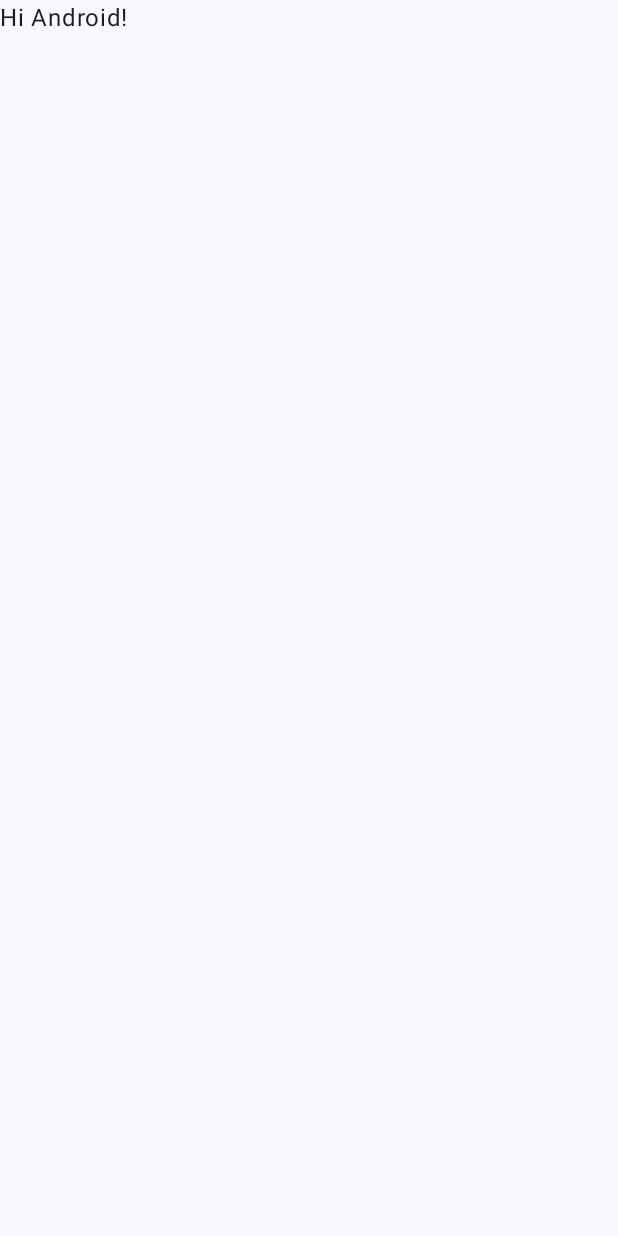
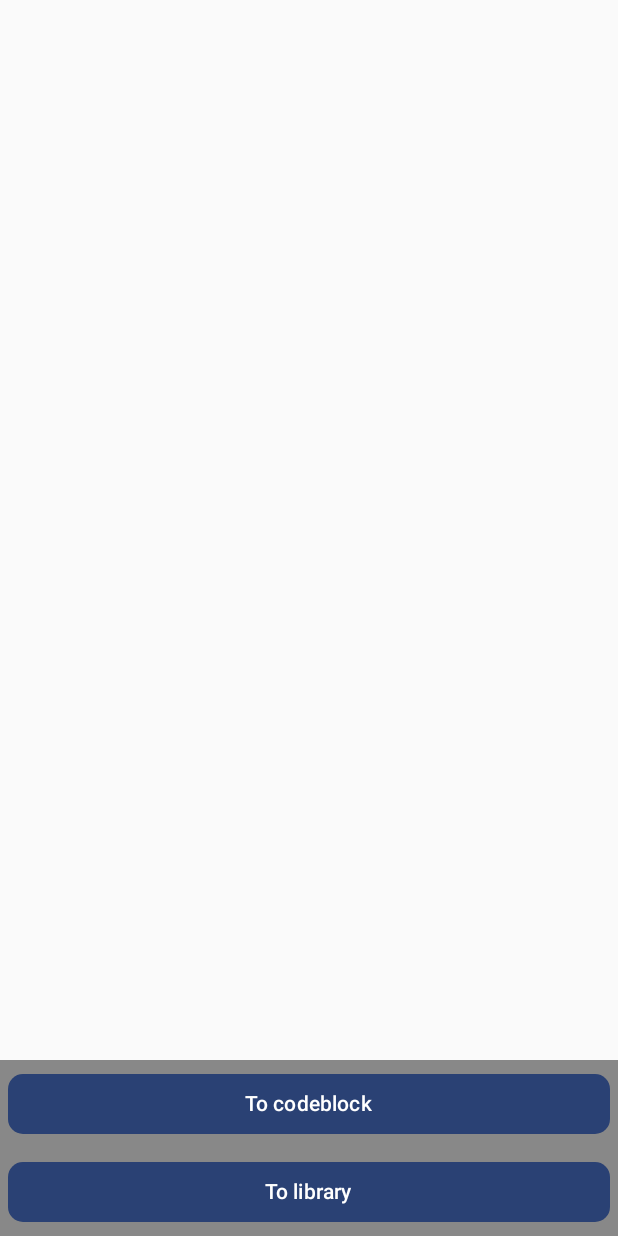
Before and after one commit to Maksimcode/Android-7-Module-HITs, an Android app built with Jetpack Compose: the screen it shows after launch (MainActivity before the commit, StartActivity after it), on a phone screen of 412 x 824 dp. Before the commit the screen is almost empty. Run offline under Robolectric (Android 15) with nearby library versions, the phone set to English and light mode, and no system bars.

Commit message:
create screens: for library and codeblock; also add Draggable blocks aaaa(!)

```diff
--- a/app/src/main/AndroidManifest.xml
+++ b/app/src/main/AndroidManifest.xml
@@ -13,7 +13,7 @@
         android:theme="@style/Theme.Android7ModuleHITs"
         tools:targetApi="31">
         <activity
-            android:name=".MainActivity"
+            android:name=".StartActivity"
             android:exported="true"
             android:label="@string/app_name"
             android:theme="@style/Theme.Android7ModuleHITs">
@@ -23,6 +23,8 @@
                 <category android:name="android.intent.category.LAUNCHER" />
             </intent-filter>
         </activity>
+        <activity android:name=".MainActivity"/>
+        <activity android:name=".LibraryActivity"/>
     </application>
 
 </manifest>
--- /dev/null
+++ b/app/src/main/java/com/example/android_7_module_hits/StartActivity.kt
@@ -0,0 +1,63 @@
+package com.example.android_7_module_hits
+
+import android.content.Intent
+import android.os.Bundle
+import androidx.activity.ComponentActivity
+import androidx.activity.compose.setContent
+import androidx.compose.foundation.background
+import androidx.compose.foundation.layout.*
+import androidx.compose.foundation.layout.fillMaxSize
+import androidx.compose.foundation.layout.fillMaxWidth
+import androidx.compose.foundation.layout.padding
+import androidx.compose.foundation.shape.RoundedCornerShape
+import androidx.compose.material3.Button
+import androidx.compose.material3.Text
+import androidx.compose.ui.Alignment
+import androidx.compose.ui.Modifier
+import androidx.compose.ui.graphics.Color
+import androidx.compose.ui.unit.dp
+import com.example.android_7_module_hits.ui.theme.Android7ModuleHITsTheme
+
+class StartActivity : ComponentActivity() {
+    override fun onCreate(savedInstanceState: Bundle?) {
+        super.onCreate(savedInstanceState)
+        setContent {
+            Android7ModuleHITsTheme {
+                Box(
+                    modifier = Modifier.fillMaxSize()
+                ) {
+                    Column(
+                        modifier = Modifier.background(Color.Gray)
+                            .align(Alignment.BottomCenter)
+                    ) {
+                        Button(
+                            onClick = {
+                                val intent = Intent(this@StartActivity, MainActivity::class.java)
+                                startActivity(intent)
+                            },
+                            modifier = Modifier
+                                .padding(5.dp)
+                                .fillMaxWidth(),
+                            shape = RoundedCornerShape(10.dp)
+                        ) {
+                            Text(text = "To codeblock")
+                        }
+
+
+                        Button(onClick = {
+                            val intent = Intent(this@StartActivity, LibraryActivity::class.java)
+                            startActivity(intent)
+                        },
+                        modifier = Modifier
+                            .padding(5.dp)
+                            .fillMaxWidth(),
+                        shape = RoundedCornerShape(10.dp)
+                    ) {
+                        Text(text = "To library")
+                    }
+                  }
+                }
+            }
+        }
+    }
+}
--- a/gradle/libs.versions.toml
+++ b/gradle/libs.versions.toml
@@ -1,5 +1,5 @@
 [versions]
-agp = "8.8.0"
+agp = "8.9.2"
 kotlin = "2.0.0"
 coreKtx = "1.15.0"
 junit = "4.13.2"
```
Also changed, not shown: app/src/main/java/com/example/android_7_module_hits/LibraryActivity.kt (added, +181 -0 lines), app/src/main/java/com/example/android_7_module_hits/MainActivity.kt (+78 -20 lines), gradle/wrapper/gradle-wrapper.properties.
